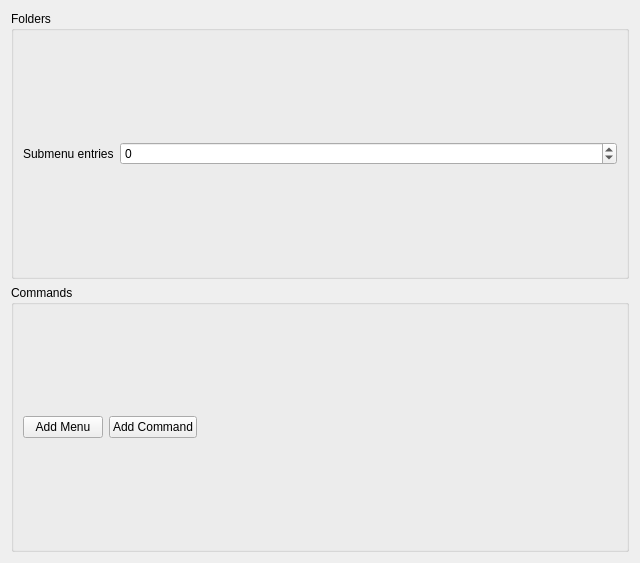
The window that ui/settings.ui (g-fb/quickaccess) describes before a commit, drawn with Qt 5.
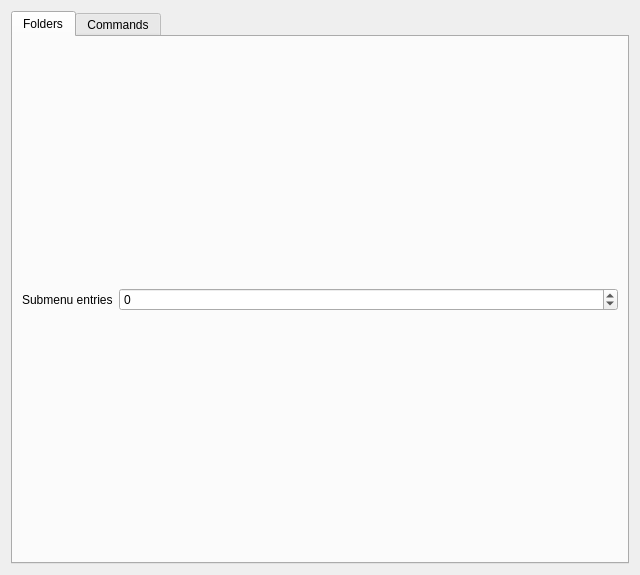
The same window after the commit. Custom widgets are drawn as their Qt base class.

Commit message: - change settings layout to use tabs - fix paths ending in "/" having no text in the menu

```diff
--- a/ui/settings.ui
+++ b/ui/settings.ui
@@ -7,7 +7,7 @@
     <x>0</x>
     <y>0</y>
     <width>640</width>
-    <height>563</height>
+    <height>575</height>
    </rect>
   </property>
   <property name="windowTitle">
@@ -15,11 +15,15 @@
   </property>
   <layout class="QVBoxLayout" name="verticalLayout">
    <item>
-    <widget class="QGroupBox" name="groupBox">
-     <property name="title">
+    <widget class="QTabWidget" name="tabWidget">
+     <property name="currentIndex">
+      <number>0</number>
+     </property>
+     <widget class="QWidget" name="foldersTab">
+      <attribute name="title">
       <string>Folders</string>
-     </property>
-     <layout class="QVBoxLayout" name="verticalLayout_3">
+      </attribute>
+      <layout class="QVBoxLayout" name="verticalLayout_5">
       <item>
        <widget class="KEditListWidget" name="kcfg_paths"/>
       </item>
@@ -62,13 +66,11 @@
       </item>
      </layout>
     </widget>
-   </item>
-   <item>
-    <widget class="QGroupBox" name="commandsGroupBox">
-     <property name="title">
+     <widget class="QWidget" name="commandsTab">
+      <attribute name="title">
       <string>Commands</string>
-     </property>
-     <layout class="QVBoxLayout" name="verticalLayout_2">
+      </attribute>
+      <layout class="QVBoxLayout" name="verticalLayout_4">
       <item>
        <layout class="QHBoxLayout" name="horizontalLayout_2">
         <item>
@@ -101,6 +103,7 @@
        </layout>
       </item>
      </layout>
+     </widget>
     </widget>
    </item>
   </layout>
```
Lines whose indentation alone changed are shown as unchanged. The commit also changes 2 other files.
